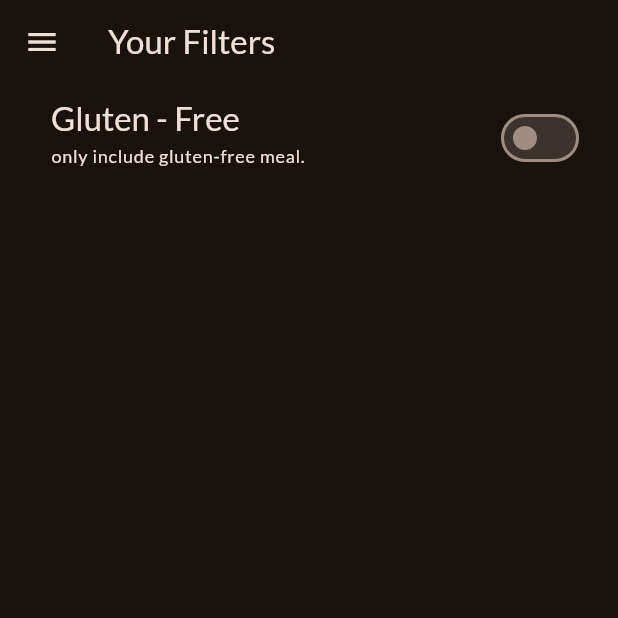
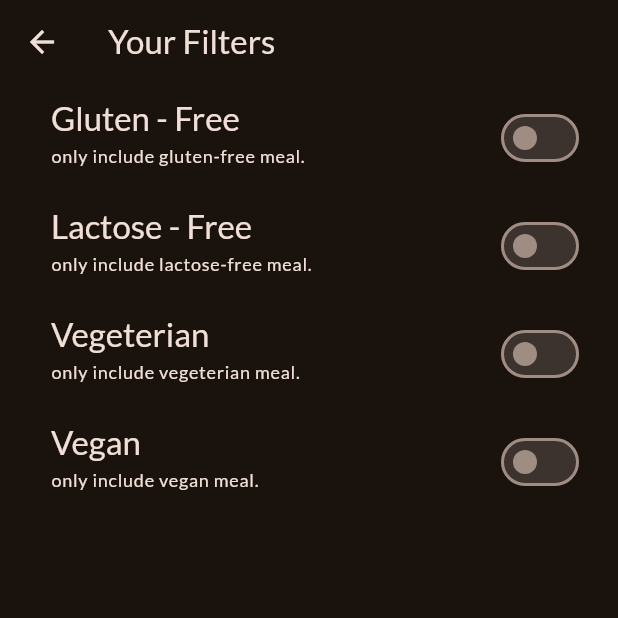
Before and after one commit to kritikaat/MealsApp, a Flutter app: the FiltersScreen screen opened directly, on a phone screen of 412 x 824 dp, the top half of it. Run offline on Flutter 3.47's test engine with Material 3 defaults, Android fonts, the phone set to English and light mode, and no system bars; our stand-ins replace google_fonts, transparent_image; network calls fail.

Commit message:
The logic of filters is all set!

```diff
--- a/mealapp/lib/screens/bottom_tabscreen.dart
+++ b/mealapp/lib/screens/bottom_tabscreen.dart
@@ -1,9 +1,17 @@
 import 'package:flutter/material.dart';
+import 'package:mealapp/data/categoriesdata.dart';
 import 'package:mealapp/models/meals.dart';
 import 'package:mealapp/screens/filters.dart';
 import 'package:mealapp/screens/meals.dart';
 import 'package:mealapp/widgets/categoriesItems.dart';
 import 'package:mealapp/widgets/main_drawer.dart';
+
+const kInitialFilters = {
+    Filter.glutenFree: false,
+    Filter.lactoseFree : false,
+    Filter.vegetarian : false,
+    Filter.vegan : false
+  };
 
 class BottomTabscreen extends StatefulWidget {
   const BottomTabscreen({super.key});
@@ -17,6 +25,8 @@ class _BottomTabscreenState extends State<BottomTabscreen> {
   int _selectedPageIndex = 0;
 
   final List<Meal> _favoriteMeals = [];
+
+  Map<Filter,bool> _selectedFilters = kInitialFilters;
 
   void _InfoMessage(String message) {
     ScaffoldMessenger.of(context).clearSnackBars();
@@ -49,20 +59,42 @@ class _BottomTabscreenState extends State<BottomTabscreen> {
     });
   }
 
-  void _setScreen(String identifier) {
+  void _setScreen(String identifier) async {
     Navigator.of(context).pop();
     if (identifier == 'filters') {
-      Navigator.of(context).push(
+      final result = await Navigator.of(context).push<Map<Filter,bool>>(
         MaterialPageRoute(
           builder: (ctx) => FiltersScreen(),
         ),
       );
+
+      setState(() {
+        _selectedFilters = result?? kInitialFilters;
+      });
     }
   }
 
   Widget build(context) {
+
+    final availableMeals = dummyMeals.where((meal) {
+      if(_selectedFilters[Filter.glutenFree]! && !meal.isGlutenFree){
+        return false;
+      }
+       if(_selectedFilters[Filter.lactoseFree]! && !meal.isLactoseFree){
+        return false;
+      }
+       if(_selectedFilters[Filter.vegetarian]! && !meal.isVegetarian){
+        return false;
+      }
+       if(_selectedFilters[Filter.vegan]! && !meal.isVegan){
+        return false;
+      }
+      return true;
+    },).toList();
+
     Widget activeScreen = Categoriesitems(
       onTogglefavorite: _toggleMealFavoriteStatus,
+      availableMeals: availableMeals,
     );
     var activepagetitles = 'Categories';
 
--- a/mealapp/lib/screens/filters.dart
+++ b/mealapp/lib/screens/filters.dart
@@ -1,7 +1,7 @@
 import 'package:flutter/cupertino.dart';
 import 'package:flutter/material.dart';
-import 'package:mealapp/screens/bottom_tabscreen.dart';
-import 'package:mealapp/widgets/main_drawer.dart';
+
+enum Filter { glutenFree, vegan, lactoseFree, vegetarian }
 
 class FiltersScreen extends StatefulWidget {
   @override
@@ -12,6 +12,9 @@ class FiltersScreen extends StatefulWidget {
 
 class _FiltersScreenState extends State<FiltersScreen> {
   var _glutenFreeFilterset = false;
+  var _lactoseFreeFilterset = false;
+  var _vegeterianFilterset = false;
+  var _veganFilterset = false;
 
   @override
   Widget build(BuildContext context) {
@@ -19,17 +22,28 @@ class _FiltersScreenState extends State<FiltersScreen> {
       appBar: AppBar(
         title: const Text('Your Filters'),
       ),
-      drawer: MainDrawer(onSelectScreen: (identifier) {
-        Navigator.of(context).pop();
-        if (identifier == 'meal') {
-          Navigator.of(context).push(
-            MaterialPageRoute(
-              builder: (ctx) => const BottomTabscreen(),
-            ),
-          );
-        }
-      }),
-      body: Column(
+      // drawer: MainDrawer(onSelectScreen: (identifier) {
+      //   Navigator.of(context).pop();
+      //   if (identifier == 'meal') {
+      //     Navigator.of(context).push(
+      //       MaterialPageRoute(
+      //         builder: (ctx) => const BottomTabscreen(),
+      //       ),
+      //     );
+      //   }
+      // }),
+      body: PopScope(
+        canPop: false,
+        onPopInvoked: (bool didPop) {
+          if (didPop) return;
+          Navigator.of(context).pop({
+            Filter.glutenFree: _glutenFreeFilterset,
+            Filter.lactoseFree: _lactoseFreeFilterset,
+            Filter.vegetarian: _vegeterianFilterset,
+            Filter.vegan: _veganFilterset,
+          });
+        },
+        child: Column(
           children: [
             SwitchListTile(
               value: _glutenFreeFilterset,
@@ -56,7 +70,83 @@ class _FiltersScreenState extends State<FiltersScreen> {
                 right: 22,
               ),
             ),
+            SwitchListTile(
+              value: _lactoseFreeFilterset,
+              onChanged: (isChecked) {
+                setState(() {
+                  _lactoseFreeFilterset = isChecked;
+                });
+              },
+              title: Text(
+                'Lactose - Free',
+                style: Theme.of(context).textTheme.titleLarge!.copyWith(
+                      color: Theme.of(context).colorScheme.onBackground,
+                    ),
+              ),
+              subtitle: Text(
+                'only include lactose-free meal.',
+                style: Theme.of(context).textTheme.labelMedium!.copyWith(
+                      color: Theme.of(context).colorScheme.onBackground,
+                    ),
+              ),
+              activeColor: Theme.of(context).colorScheme.tertiary,
+              contentPadding: const EdgeInsets.only(
+                left: 34,
+                right: 22,
+              ),
+            ),
+            SwitchListTile(
+              value: _vegeterianFilterset,
+              onChanged: (isChecked) {
+                setState(() {
+                  _vegeterianFilterset = isChecked;
+                });
+              },
+              title: Text(
+                'Vegeterian',
+                style: Theme.of(context).textTheme.titleLarge!.copyWith(
+                      color: Theme.of(context).colorScheme.onBackground,
+                    ),
+              ),
+              subtitle: Text(
+                'only include vegeterian meal.',
+                style: Theme.of(context).textTheme.labelMedium!.copyWith(
+                      color: Theme.of(context).colorScheme.onBackground,
+                    ),
+              ),
+              activeColor: Theme.of(context).colorScheme.tertiary,
+              contentPadding: const EdgeInsets.only(
+                left: 34,
+                right: 22,
+              ),
+            ),
+            SwitchListTile(
+              value: _veganFilterset,
+              onChanged: (isChecked) {
+                setState(() {
+                  _veganFilterset = isChecked;
+                });
+              },
+              title: Text(
+                'Vegan',
+                style: Theme.of(context).textTheme.titleLarge!.copyWith(
+                      color: Theme.of(context).colorScheme.onBackground,
+                    ),
+              ),
+              subtitle: Text(
+                'only include vegan meal.',
+                style: Theme.of(context).textTheme.labelMedium!.copyWith(
+                      color: Theme.of(context).colorScheme.onBackground,
+                    ),
+              ),
+              activeColor: Theme.of(context).colorScheme.tertiary,
+              contentPadding: const EdgeInsets.only(
+                left: 34,
+                right: 22,
+              ),
+            ),
           ],
+        ),
       ),
     );
   }
```
Also changed, not shown: mealapp/lib/widgets/categoriesItems.dart (+14 -4 lines). Lines whose indentation alone changed are shown as unchanged.
